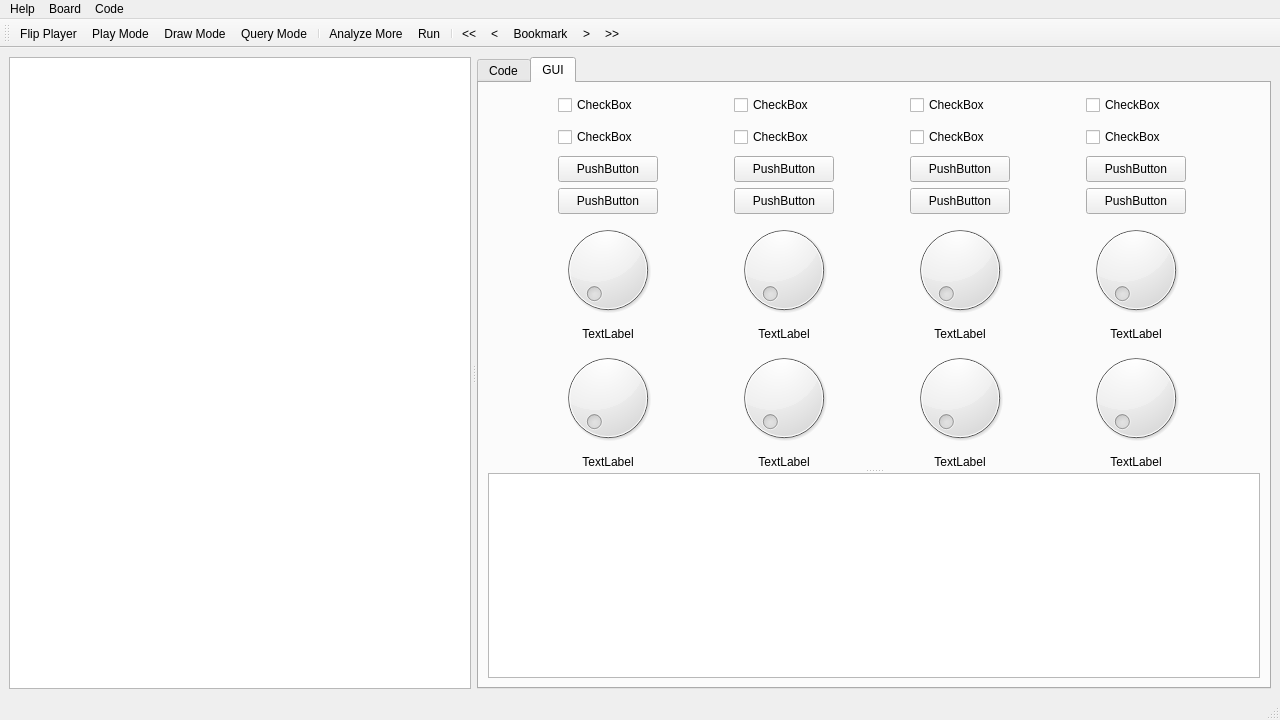
Above: mainwindow.ui from JeremySH/KataQuery before the change. Below: the same form after it.
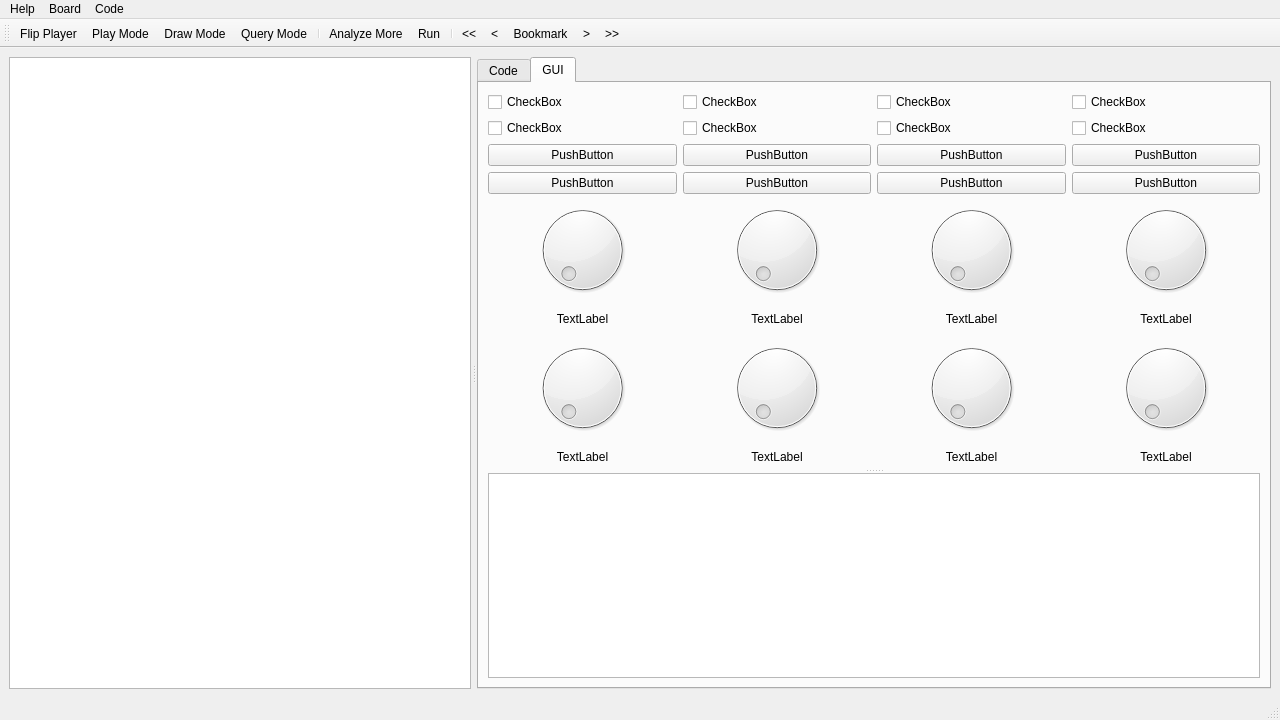
That is the form after the change. The open tabs and pages were chosen to show the change. Custom widgets are drawn as their Qt base class.

Commit message:
better GUI resizing, etc.
Tweaked the mainwindow.ui GUI so that elements adjust  in a rational way when the window is resized. Also added tooltips and whatnot.

Patch:
```diff
--- a/mainwindow.ui
+++ b/mainwindow.ui
@@ -91,7 +91,7 @@
         <attribute name="title">
          <string>GUI</string>
         </attribute>
-        <layout class="QHBoxLayout" name="horizontalLayout_2">
+        <layout class="QHBoxLayout" name="horizontalLayout_6">
          <item>
           <widget class="QSplitter" name="splitter_2">
            <property name="orientation">
@@ -99,6 +99,9 @@
            </property>
            <widget class="QWidget" name="layoutWidget">
             <layout class="QVBoxLayout" name="verticalLayout_2">
+             <property name="sizeConstraint">
+              <enum>QLayout::SetNoConstraint</enum>
+             </property>
              <item>
               <layout class="QVBoxLayout" name="verticalLayout_10">
                <item>
@@ -107,7 +110,7 @@
                   <widget class="QCheckBox" name="check1">
                    <property name="maximumSize">
                     <size>
-                     <width>100</width>
+                     <width>16777215</width>
                      <height>26</height>
                     </size>
                    </property>
@@ -120,7 +123,7 @@
                   <widget class="QCheckBox" name="check2">
                    <property name="maximumSize">
                     <size>
-                     <width>100</width>
+                     <width>16777215</width>
                      <height>26</height>
                     </size>
                    </property>
@@ -133,7 +136,7 @@
                   <widget class="QCheckBox" name="check3">
                    <property name="maximumSize">
                     <size>
-                     <width>100</width>
+                     <width>16777215</width>
                      <height>26</height>
                     </size>
                    </property>
@@ -146,7 +149,7 @@
                   <widget class="QCheckBox" name="check4">
                    <property name="maximumSize">
                     <size>
-                     <width>100</width>
+                     <width>16777215</width>
                      <height>26</height>
                     </size>
                    </property>
@@ -163,7 +166,7 @@
                   <widget class="QCheckBox" name="check5">
                    <property name="maximumSize">
                     <size>
-                     <width>100</width>
+                     <width>16777215</width>
                      <height>26</height>
                     </size>
                    </property>
@@ -176,7 +179,7 @@
                   <widget class="QCheckBox" name="check6">
                    <property name="maximumSize">
                     <size>
-                     <width>100</width>
+                     <width>16777215</width>
                      <height>26</height>
                     </size>
                    </property>
@@ -189,7 +192,7 @@
                   <widget class="QCheckBox" name="check7">
                    <property name="maximumSize">
                     <size>
-                     <width>100</width>
+                     <width>16777215</width>
                      <height>26</height>
                     </size>
                    </property>
@@ -202,7 +205,7 @@
                   <widget class="QCheckBox" name="check8">
                    <property name="maximumSize">
                     <size>
-                     <width>100</width>
+                     <width>16777215</width>
                      <height>26</height>
                     </size>
                    </property>
@@ -223,8 +226,8 @@
                   <widget class="QPushButton" name="button1">
                    <property name="maximumSize">
                     <size>
-                     <width>100</width>
-                     <height>28</height>
+                     <width>16777215</width>
+                     <height>100</height>
                     </size>
                    </property>
                    <property name="text">
@@ -236,8 +239,8 @@
                   <widget class="QPushButton" name="button2">
                    <property name="maximumSize">
                     <size>
-                     <width>100</width>
-                     <height>26</height>
+                     <width>16777215</width>
+                     <height>100</height>
                     </size>
                    </property>
                    <property name="text">
@@ -249,8 +252,8 @@
                   <widget class="QPushButton" name="button3">
                    <property name="maximumSize">
                     <size>
-                     <width>100</width>
-                     <height>26</height>
+                     <width>16777215</width>
+                     <height>100</height>
                     </size>
                    </property>
                    <property name="text">
@@ -262,8 +265,8 @@
                   <widget class="QPushButton" name="button4">
                    <property name="maximumSize">
                     <size>
-                     <width>100</width>
-                     <height>26</height>
+                     <width>16777215</width>
+                     <height>100</height>
                     </size>
                    </property>
                    <property name="text">
@@ -279,8 +282,8 @@
                   <widget class="QPushButton" name="button5">
                    <property name="maximumSize">
                     <size>
-                     <width>100</width>
-                     <height>26</height>
+                     <width>16777215</width>
+                     <height>100</height>
                     </size>
                    </property>
                    <property name="text">
@@ -292,8 +295,8 @@
                   <widget class="QPushButton" name="button6">
                    <property name="maximumSize">
                     <size>
-                     <width>100</width>
-                     <height>26</height>
+                     <width>16777215</width>
+                     <height>100</height>
                     </size>
                    </property>
                    <property name="text">
@@ -305,8 +308,8 @@
                   <widget class="QPushButton" name="button7">
                    <property name="maximumSize">
                     <size>
-                     <width>100</width>
-                     <height>26</height>
+                     <width>16777215</width>
+                     <height>100</height>
                     </size>
                    </property>
                    <property name="text">
@@ -318,8 +321,8 @@
                   <widget class="QPushButton" name="button8">
                    <property name="maximumSize">
                     <size>
-                     <width>100</width>
-                     <height>26</height>
+                     <width>16777215</width>
+                     <height>100</height>
                     </size>
                    </property>
                    <property name="text">
@@ -332,19 +335,9 @@
               </layout>
              </item>
              <item>
-              <layout class="QVBoxLayout" name="verticalLayout_15">
-               <item>
-                <layout class="QHBoxLayout" name="horizontalLayout_12">
-                 <item>
-                  <layout class="QVBoxLayout" name="verticalLayout_16">
+              <layout class="QHBoxLayout" name="horizontalLayout_2">
                    <item>
                     <widget class="QDial" name="dial1">
-                     <property name="maximumSize">
-                      <size>
-                       <width>100</width>
-                       <height>16777215</height>
-                      </size>
-                     </property>
                      <property name="maximum">
                       <number>100000</number>
                      </property>
@@ -356,34 +349,8 @@
                      </property>
                     </widget>
                    </item>
-                   <item>
-                    <widget class="QLabel" name="label_dial1">
-                     <property name="maximumSize">
-                      <size>
-                       <width>100</width>
-                       <height>16777215</height>
-                      </size>
-                     </property>
-                     <property name="text">
-                      <string>TextLabel</string>
-                     </property>
-                     <property name="alignment">
-                      <set>Qt::AlignCenter</set>
-                     </property>
-                    </widget>
-                   </item>
-                  </layout>
-                 </item>
-                 <item>
-                  <layout class="QVBoxLayout" name="verticalLayout_17">
                    <item>
                     <widget class="QDial" name="dial2">
-                     <property name="maximumSize">
-                      <size>
-                       <width>100</width>
-                       <height>16777215</height>
-                      </size>
-                     </property>
                      <property name="maximum">
                       <number>100000</number>
                      </property>
@@ -395,34 +362,8 @@
                      </property>
                     </widget>
                    </item>
-                   <item>
-                    <widget class="QLabel" name="label_dial2">
-                     <property name="maximumSize">
-                      <size>
-                       <width>100</width>
-                       <height>16777215</height>
-                      </size>
-                     </property>
-                     <property name="text">
-                      <string>TextLabel</string>
-                     </property>
-                     <property name="alignment">
-                      <set>Qt::AlignCenter</set>
-                     </property>
-                    </widget>
-                   </item>
-                  </layout>
-                 </item>
-                 <item>
-                  <layout class="QVBoxLayout" name="verticalLayout_18">
                    <item>
                     <widget class="QDial" name="dial3">
-                     <property name="maximumSize">
-                      <size>
-                       <width>100</width>
-                       <height>16777215</height>
-                      </size>
-                     </property>
                      <property name="maximum">
                       <number>100000</number>
                      </property>
@@ -434,36 +375,62 @@
                      </property>
                     </widget>
                    </item>
-                   <item>
-                    <widget class="QLabel" name="label_dial3">
-                     <property name="maximumSize">
-                      <size>
-                       <width>100</width>
-                       <height>16777215</height>
-                      </size>
-                     </property>
-                     <property name="text">
-                      <string>TextLabel</string>
-                     </property>
-                     <property name="alignment">
-                      <set>Qt::AlignCenter</set>
-                     </property>
-                    </widget>
-                   </item>
-                  </layout>
-                 </item>
-                 <item>
-                  <layout class="QVBoxLayout" name="verticalLayout_19">
                    <item>
                     <widget class="QDial" name="dial4">
-                     <property name="maximumSize">
-                      <size>
-                       <width>100</width>
-                       <height>16777215</height>
-                      </size>
-                     </property>
                      <property name="maximum">
                       <number>100000</number>
+                 </property>
+                </widget>
+               </item>
+              </layout>
+             </item>
+             <item>
+              <layout class="QHBoxLayout" name="horizontalLayout_3">
+               <item>
+                <widget class="QLabel" name="label_dial1">
+                 <property name="maximumSize">
+                  <size>
+                   <width>16777215</width>
+                   <height>26</height>
+                  </size>
+                 </property>
+                 <property name="text">
+                  <string>TextLabel</string>
+                 </property>
+                 <property name="alignment">
+                  <set>Qt::AlignCenter</set>
+                 </property>
+                </widget>
+               </item>
+               <item>
+                <widget class="QLabel" name="label_dial2">
+                 <property name="maximumSize">
+                  <size>
+                   <width>16777215</width>
+                   <height>26</height>
+                  </size>
+                 </property>
+                 <property name="text">
+                  <string>TextLabel</string>
+                 </property>
+                 <property name="alignment">
+                  <set>Qt::AlignCenter</set>
+                 </property>
+                </widget>
+               </item>
+               <item>
+                <widget class="QLabel" name="label_dial3">
+                 <property name="maximumSize">
+                  <size>
+                   <width>16777215</width>
+                   <height>26</height>
+                  </size>
+                 </property>
+                 <property name="text">
+                  <string>TextLabel</string>
+                 </property>
+                 <property name="alignment">
+                  <set>Qt::AlignCenter</set>
                      </property>
                     </widget>
                    </item>
@@ -471,8 +438,8 @@
                     <widget class="QLabel" name="label_dial4">
                      <property name="maximumSize">
                       <size>
-                       <width>100</width>
-                       <height>16777215</height>
+                   <width>16777215</width>
+                   <height>26</height>
                       </size>
                      </property>
                      <property name="text">
@@ -485,20 +452,10 @@
                    </item>
                   </layout>
                  </item>
-                </layout>
-               </item>
                <item>
-                <layout class="QHBoxLayout" name="horizontalLayout_13">
-                 <item>
-                  <layout class="QVBoxLayout" name="verticalLayout_20">
+              <layout class="QHBoxLayout" name="horizontalLayout_4">
                    <item>
                     <widget class="QDial" name="dial5">
-                     <property name="maximumSize">
-                      <size>
-                       <width>100</width>
-                       <height>16777215</height>
-                      </size>
-                     </property>
                      <property name="maximum">
                       <number>100000</number>
                      </property>
@@ -510,34 +467,8 @@
                      </property>
                     </widget>
                    </item>
-                   <item>
-                    <widget class="QLabel" name="label_dial5">
-                     <property name="maximumSize">
-                      <size>
-                       <width>100</width>
-                       <height>16777215</height>
-                      </size>
-                     </property>
-                     <property name="text">
-                      <string>TextLabel</string>
-                     </property>
-                     <property name="alignment">
-                      <set>Qt::AlignCenter</set>
-                     </property>
-                    </widget>
-                   </item>
-                  </layout>
-                 </item>
-                 <item>
-                  <layout class="QVBoxLayout" name="verticalLayout_21">
                    <item>
                     <widget class="QDial" name="dial6">
-                     <property name="maximumSize">
-                      <size>
-                       <width>100</width>
-                       <height>16777215</height>
-                      </size>
-                     </property>
                      <property name="minimum">
                       <number>0</number>
                      </property>
@@ -553,33 +484,7 @@
                     </widget>
                    </item>
                    <item>
-                    <widget class="QLabel" name="label_dial6">
-                     <property name="maximumSize">
-                      <size>
-                       <width>100</width>
-                       <height>16777215</height>
-                      </size>
-                     </property>
-                     <property name="text">
-                      <string>TextLabel</string>
-                     </property>
-                     <property name="alignment">
-                      <set>Qt::AlignCenter</set>
-                     </property>
-                    </widget>
-                   </item>
-                  </layout>
-                 </item>
-                 <item>
-                  <layout class="QVBoxLayout" name="verticalLayout_22">
-                   <item>
                     <widget class="QDial" name="dial7">
-                     <property name="maximumSize">
-                      <size>
-                       <width>100</width>
-                       <height>16777215</height>
-                      </size>
-                     </property>
                      <property name="maximum">
                       <number>100000</number>
                      </property>
@@ -591,36 +496,62 @@
                      </property>
                     </widget>
                    </item>
-                   <item>
-                    <widget class="QLabel" name="label_dial7">
-                     <property name="maximumSize">
-                      <size>
-                       <width>100</width>
-                       <height>16777215</height>
-                      </size>
-                     </property>
-                     <property name="text">
-                      <string>TextLabel</string>
-                     </property>
-                     <property name="alignment">
-                      <set>Qt::AlignCenter</set>
-                     </property>
-                    </widget>
-                   </item>
-                  </layout>
-                 </item>
-                 <item>
-                  <layout class="QVBoxLayout" name="verticalLayout_23">
                    <item>
                     <widget class="QDial" name="dial8">
-                     <property name="maximumSize">
-                      <size>
-                       <width>100</width>
-                       <height>16777215</height>
-                      </size>
-                     </property>
                      <property name="maximum">
                       <number>100000</number>
+                 </property>
+                </widget>
+               </item>
+              </layout>
+             </item>
+             <item>
+              <layout class="QHBoxLayout" name="horizontalLayout_5">
+               <item>
+                <widget class="QLabel" name="label_dial6">
+                 <property name="maximumSize">
+                  <size>
+                   <width>16777215</width>
+                   <height>26</height>
+                  </size>
+                 </property>
+                 <property name="text">
+                  <string>TextLabel</string>
+                 </property>
+                 <property name="alignment">
+                  <set>Qt::AlignCenter</set>
+                 </property>
+                </widget>
+               </item>
+               <item>
+                <widget class="QLabel" name="label_dial5">
+                 <property name="maximumSize">
+                  <size>
+                   <width>16777215</width>
+                   <height>26</height>
+                  </size>
+                 </property>
+                 <property name="text">
+                  <string>TextLabel</string>
+                 </property>
+                 <property name="alignment">
+                  <set>Qt::AlignCenter</set>
+                 </property>
+                </widget>
+               </item>
+               <item>
+                <widget class="QLabel" name="label_dial7">
+                 <property name="maximumSize">
+                  <size>
+                   <width>16777215</width>
+                   <height>26</height>
+                  </size>
+                 </property>
+                 <property name="text">
+                  <string>TextLabel</string>
+                 </property>
+                 <property name="alignment">
+                  <set>Qt::AlignCenter</set>
                      </property>
                     </widget>
                    </item>
@@ -628,8 +559,8 @@
                     <widget class="QLabel" name="label_dial8">
                      <property name="maximumSize">
                       <size>
-                       <width>100</width>
-                       <height>16777215</height>
+                   <width>16777215</width>
+                   <height>26</height>
                       </size>
                      </property>
                      <property name="text">
@@ -639,10 +570,6 @@
                       <set>Qt::AlignCenter</set>
                      </property>
                     </widget>
-                   </item>
-                  </layout>
-                 </item>
-                </layout>
                </item>
               </layout>
              </item>
```
Left out of the diff: 24 changed lines with no effect on the pictures. Lines whose indentation alone changed are shown as unchanged.
